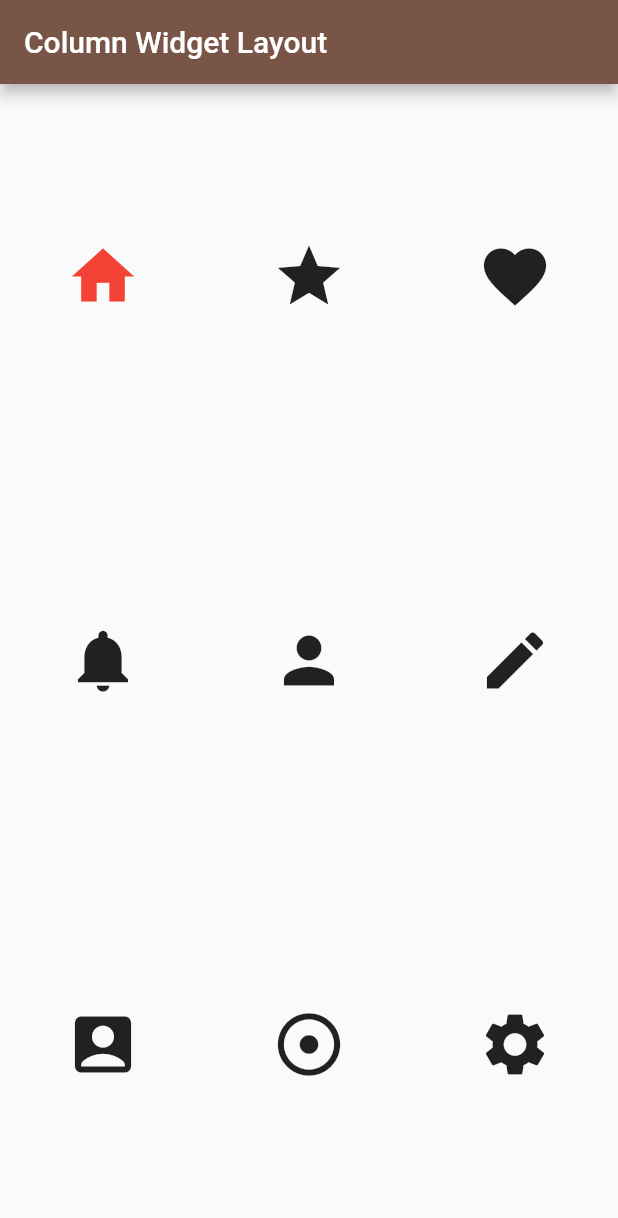
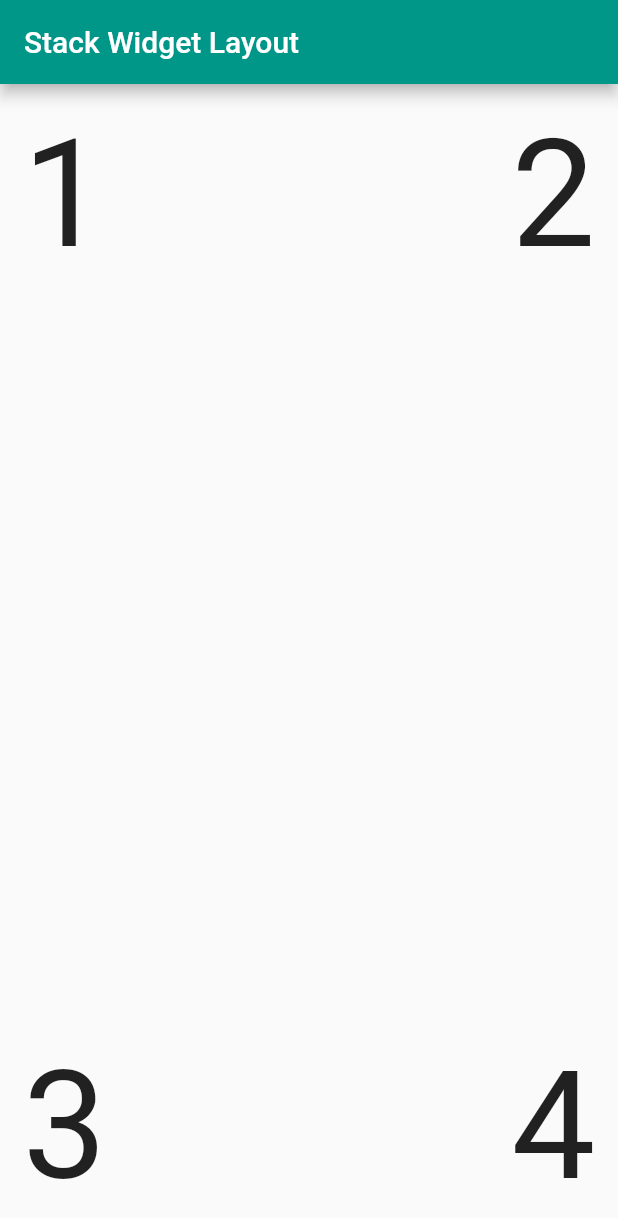
Before and after one commit to iamsamitdev/flutter_layout_inclass, a Flutter app: the screen it shows after launch, on a phone screen of 412 x 824 dp. Shown: the top 1218 px of the screen. Run offline on Flutter 3.47's test engine with Material 2 defaults, Android fonts, the phone set to English and light mode, and no system bars.

Commit message:
update statck widget

```diff
--- a/lib/main.dart
+++ b/lib/main.dart
@@ -2,6 +2,7 @@ import 'package:flutter/material.dart';
 import 'package:flutter_layout/column_widget_layout.dart';
 import 'package:flutter_layout/container_widget_layout.dart';
 import 'package:flutter_layout/row_widget_layout.dart';
+import 'package:flutter_layout/stack_widget_layout.dart';
 import 'center_widget_layout.dart';
 
 void main() {
@@ -16,7 +17,7 @@ class MyApp extends StatelessWidget {
       theme: ThemeData(
         primarySwatch: Colors.purple
       ),
-      home: ColumnWidgetPage(),
+      home: StackWidgetPage(),
     );
   }
 }
--- /dev/null
+++ b/lib/stack_widget_layout.dart
@@ -0,0 +1,57 @@
+import 'package:flutter/material.dart';
+
+class StackWidgetPage extends StatefulWidget {
+  StackWidgetPage({Key key}) : super(key: key);
+
+  @override
+  _StackWidgetPageState createState() => _StackWidgetPageState();
+}
+
+class _StackWidgetPageState extends State<StackWidgetPage> {
+  @override
+  Widget build(BuildContext context) {
+    return Scaffold(
+      appBar: AppBar(
+        title: Text('Stack Widget Layout'),
+        backgroundColor: Colors.teal,
+      ),
+      body: Stack(
+       fit: StackFit.expand,
+       children: <Widget>[
+         Positioned(
+           top: 0,
+           left: 0,
+           child: Padding(
+             padding: const EdgeInsets.all(15.0),
+             child: Text('1', style: TextStyle(fontSize: 100.0),),
+           )
+         ),
+         Positioned(
+           top: 0,
+           right: 0,
+           child: Padding(
+             padding: const EdgeInsets.all(15.0),
+             child: Text('2', style: TextStyle(fontSize: 100.0),),
+           )
+         ),
+         Positioned(
+           bottom: 0,
+           left: 0,
+           child: Padding(
+             padding: const EdgeInsets.all(15.0),
+             child: Text('3', style: TextStyle(fontSize: 100.0),),
+           )
+         ),
+         Positioned(
+           bottom: 0,
+           right: 0,
+           child: Padding(
+             padding: const EdgeInsets.all(15.0),
+             child: Text('4', style: TextStyle(fontSize: 100.0),),
+           )
+         ),
+       ],
+      ),
+    );
+  }
+}
```
